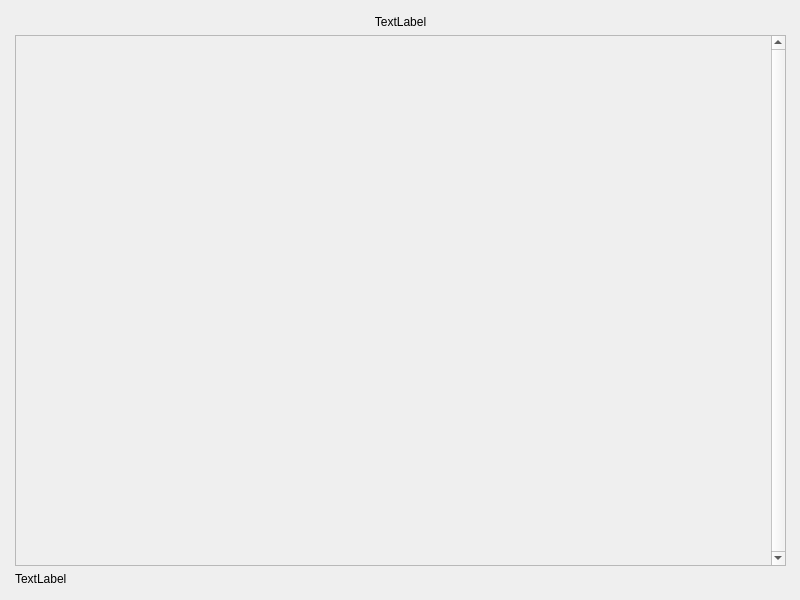
This is vendingmachine.ui in cjmin1233/QtVendingMachine as Qt 5 draws it before an edit. The edited form follows.
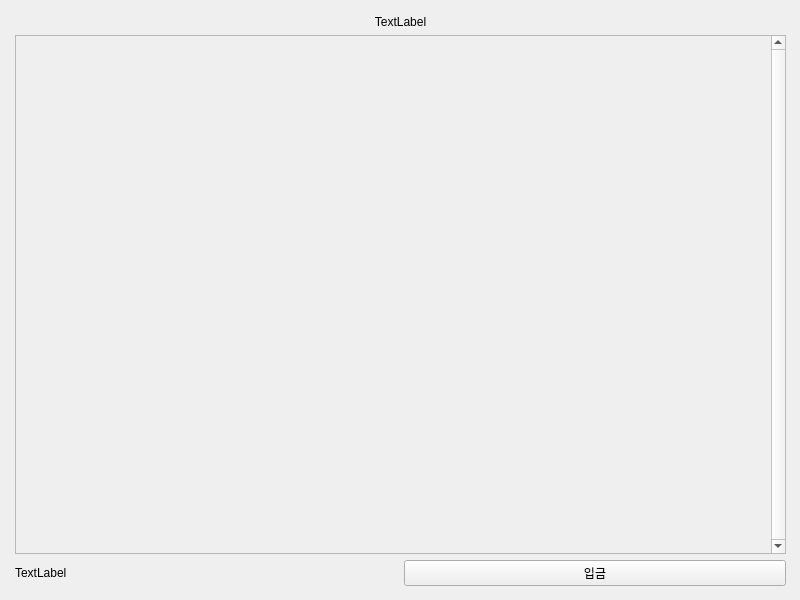
This is the edited form.

Commit message: 입금 기능 구현

Diff of the .ui file:
```diff
--- a/vendingmachine.ui
+++ b/vendingmachine.ui
@@ -71,7 +71,7 @@
          <x>0</x>
          <y>0</y>
          <width>755</width>
-         <height>523</height>
+         <height>515</height>
         </rect>
        </property>
       </widget>
@@ -89,6 +89,13 @@
         </property>
        </widget>
       </item>
+      <item>
+       <widget class="QPushButton" name="btnDeposit">
+        <property name="text">
+         <string>입금</string>
+        </property>
+       </widget>
+      </item>
      </layout>
     </item>
    </layout>
```
The commit also changes 3 other files.
